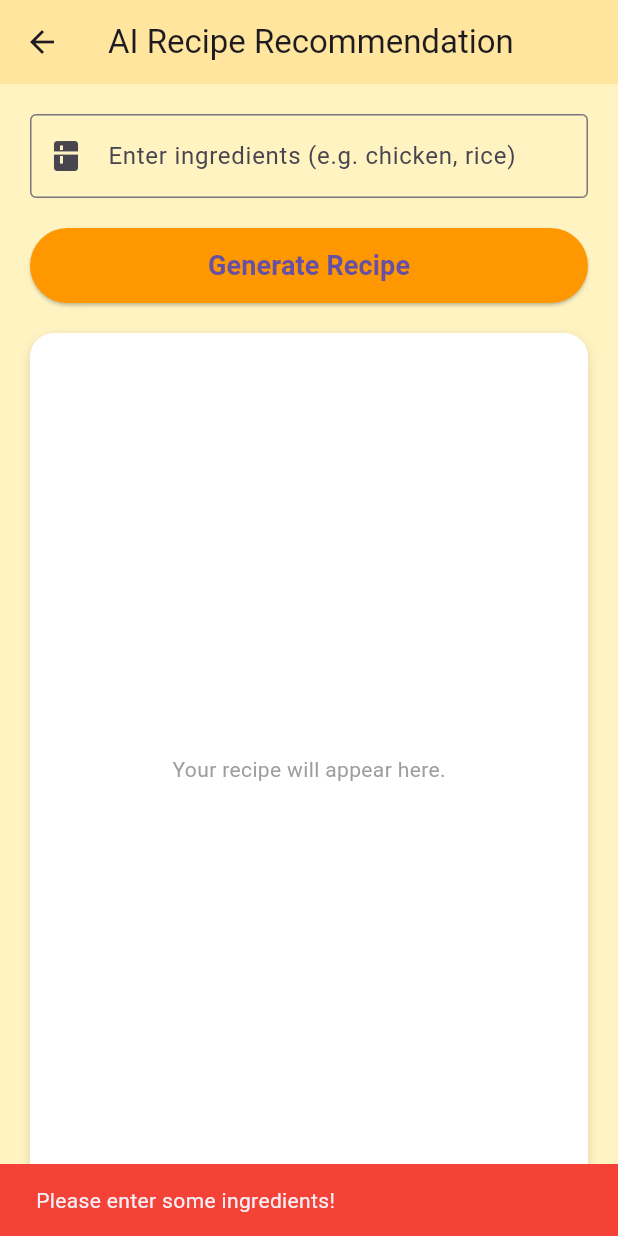
After one commit to yeekee0125-source/fyp_project2, a Flutter app: the AIRecipePage screen opened directly, after a tap on "Generate Recipe", on a phone screen of 412 x 824 dp. The commit adds this screen. Run offline on Flutter 3.47's test engine with Material 3 defaults, Android fonts, the phone set to English and light mode, and no system bars; our stand-ins replace image_picker, sqflite, supabase_flutter; accounts and stored records are empty.

Commit message:
ai recipe

```diff
--- /dev/null
+++ b/lib/ai_recipe_gemini.dart
@@ -0,0 +1,50 @@
+import 'dart:convert';
+import 'package:http/http.dart' as http;
+
+class GeminiService {
+  // ⚠️ Your API Key
+  static const String _apiKey = 'AIzaSyC2Vi3yyF0QTLlctItv7mFbyLm4Xo_Favk';
+
+  Future<String> generateRecipe(String ingredients) async {
+    // ✅ 1. Use the correct URL for Gemini Pro
+    final url = Uri.parse(
+      'https://generativelanguage.googleapis.com/v1beta/models/gemini-1.5-pro:generateContent?key=$_apiKey',
+    );
+
+    // ✅ 2. Construct the prompt
+    final prompt = 'Suggest a cooking recipe using the following ingredients: $ingredients. '
+        'Include Recipe name, Ingredients list, and Cooking steps. Keep it simple.';
+
+    try {
+      final response = await http.post(
+        url,
+        headers: {'Content-Type': 'application/json'},
+        body: jsonEncode({
+          "contents": [{
+            "parts": [{"text": prompt}]
+          }]
+        }),
+      );
+
+      if (response.statusCode != 200) {
+        // Print the real error to the console
+        print("API Error: ${response.body}");
+        throw Exception('Gemini API Error: ${response.statusCode}');
+      }
+
+      final data = jsonDecode(response.body);
+
+      if (data['candidates'] != null &&
+          data['candidates'].isNotEmpty &&
+          data['candidates'][0]['content'] != null) {
+        return data['candidates'][0]['content']['parts'][0]['text'];
+      } else {
+        return "No recipe returned. Try different ingredients.";
+      }
+
+    } catch (e) {
+      print("🔴 GEMINI ERROR: $e");
+      return 'Failed to generate recipe. Check console for details.';
+    }
+  }
+}
--- /dev/null
+++ b/lib/ai_recipe_page.dart
@@ -0,0 +1,134 @@
+import 'package:flutter/material.dart';
+import 'ai_recipe_gemini.dart'; // Your GeminiService class
+
+class AIRecipePage extends StatefulWidget {
+  const AIRecipePage({super.key});
+
+  @override
+  State<AIRecipePage> createState() => _AIRecipePageState();
+}
+
+class _AIRecipePageState extends State<AIRecipePage> {
+  final TextEditingController _ingredientCtrl = TextEditingController();
+  final GeminiService _geminiService = GeminiService();
+  String _recipeResult = '';
+  bool _isLoading = false;
+
+  // Call Gemini API
+  Future<void> _generateRecipe() async {
+    final ingredients = _ingredientCtrl.text.trim();
+    if (ingredients.isEmpty) {
+      ScaffoldMessenger.of(context).showSnackBar(
+        const SnackBar(
+          content: Text('Please enter some ingredients!'),
+          backgroundColor: Colors.red,
+        ),
+      );
+      return;
+    }
+
+    setState(() => _isLoading = true);
+
+    try {
+      final result = await _geminiService.generateRecipe(ingredients);
+      setState(() => _recipeResult = result);
+    } catch (e) {
+      setState(() => _recipeResult = 'Error: $e');
+    } finally {
+      setState(() => _isLoading = false);
+    }
+  }
+
+  @override
+  void dispose() {
+    _ingredientCtrl.dispose();
+    super.dispose();
+  }
+
+  @override
+  Widget build(BuildContext context) {
+    return Scaffold(
+      backgroundColor: const Color(0xFFFFF3C2),
+      appBar: AppBar(
+        title: const Text('AI Recipe Recommendation'),
+        backgroundColor: const Color(0xFFFFE59D),
+      ),
+      body: Padding(
+        padding: const EdgeInsets.all(20),
+        child: Column(
+          children: [
+            // Input field
+            TextField(
+              controller: _ingredientCtrl,
+              decoration: const InputDecoration(
+                labelText: 'Enter ingredients (e.g. chicken, rice)',
+                border: OutlineInputBorder(),
+                prefixIcon: Icon(Icons.kitchen),
+              ),
+            ),
+            const SizedBox(height: 20),
+
+            // Generate Button
+            SizedBox(
+              width: double.infinity,
+              height: 50,
+              child: ElevatedButton(
+                onPressed: _isLoading ? null : _generateRecipe,
+                style: ElevatedButton.styleFrom(
+                  backgroundColor: Colors.orange,
+                  shape: RoundedRectangleBorder(
+                    borderRadius: BorderRadius.circular(30),
+                  ),
+                ),
+                child: _isLoading
+                    ? const CircularProgressIndicator(color: Colors.white)
+                    : const Text(
+                  'Generate Recipe',
+                  style: TextStyle(
+                    fontSize: 18,
+                    fontWeight: FontWeight.bold,
+                  ),
+                ),
+              ),
+            ),
+            const SizedBox(height: 20),
+
+            // Result
+            Expanded(
+              child: Container(
+                padding: const EdgeInsets.all(15),
+                decoration: BoxDecoration(
+                  color: Colors.white,
+                  borderRadius: BorderRadius.circular(16),
+                  boxShadow: const [
+                    BoxShadow(
+                      color: Colors.black12,
+                      blurRadius: 5,
+                      offset: Offset(0, 3),
+                    ),
+                  ],
+                ),
+                child: _recipeResult.isEmpty
+                    ? const Center(
+                  child: Text(
+                    'Your recipe will appear here.',
+                    style: TextStyle(color: Colors.grey),
+                  ),
+                )
+                    : SingleChildScrollView(
+                  child: Text(
+                    _recipeResult,
+                    style: const TextStyle(
+                      fontSize: 16,
+                      height: 1.5,
+                    ),
+                  ),
+                ),
+              ),
+            ),
+          ],
+        ),
+      ),
+    );
+  }
+}
--- a/lib/home_page.dart
+++ b/lib/home_page.dart
@@ -1,4 +1,5 @@
 import 'package:flutter/material.dart';
+import 'ai_recipe_page.dart';
 import 'database_service.dart';
 import 'profile_page.dart';
 import 'login.dart';
@@ -74,7 +75,6 @@ class _HomePageState extends State<HomePage> {
                   ),
                 ),
                 onPressed: () {
-                  // ✅ FIX: Actually navigate to the Admin Dashboard page
                   Navigator.push(
                     context,
                     MaterialPageRoute(builder: (_) => const AdminDashboard()),
@@ -215,7 +215,17 @@ class _HomePageState extends State<HomePage> {
                     );
                   },
                 ),
+
               ),
+            ElevatedButton(
+              child: const Text('AI Recipe'),
+              onPressed: () {
+                Navigator.push(
+                  context,
+                  MaterialPageRoute(builder: (_) => const AIRecipePage()),
+                );
+              },
+            ),
           ],
         ),
       ),
--- a/pubspec.yaml
+++ b/pubspec.yaml
@@ -39,6 +39,7 @@ dependencies:
   uuid: ^4.5.2
   path_provider: ^2.1.5
   supabase_flutter: ^2.12.0
+  http: ^1.2.0
 
 dev_dependencies:
   flutter_test:
```
Also changed, not shown: pubspec.lock, 1 other file.
